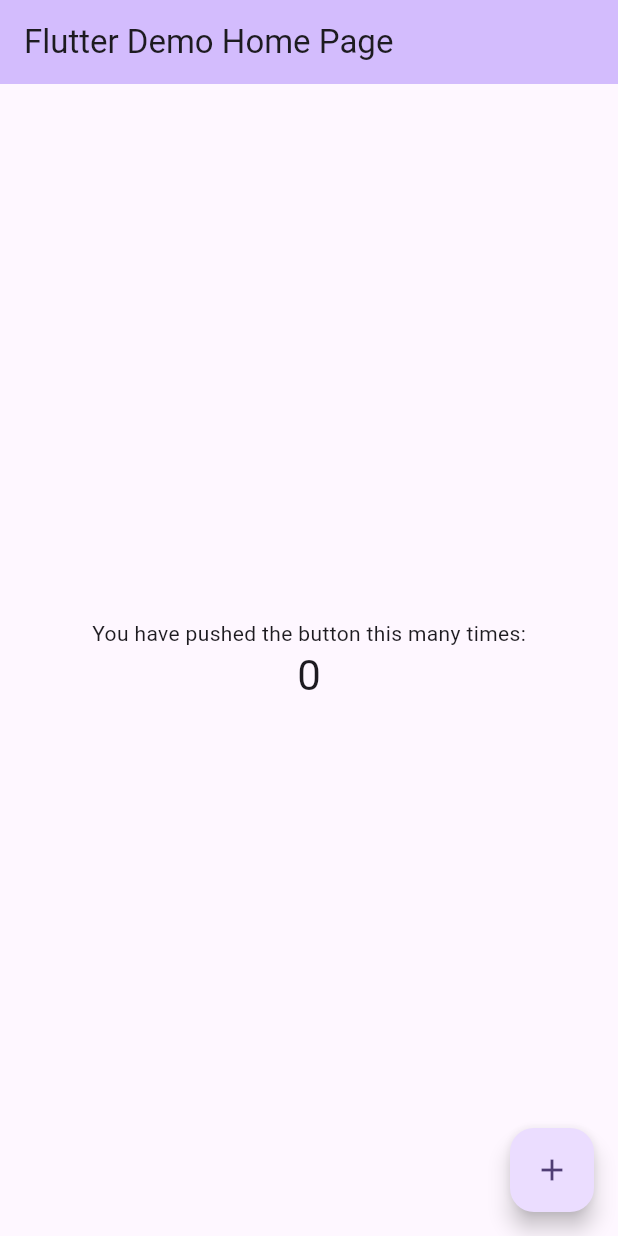
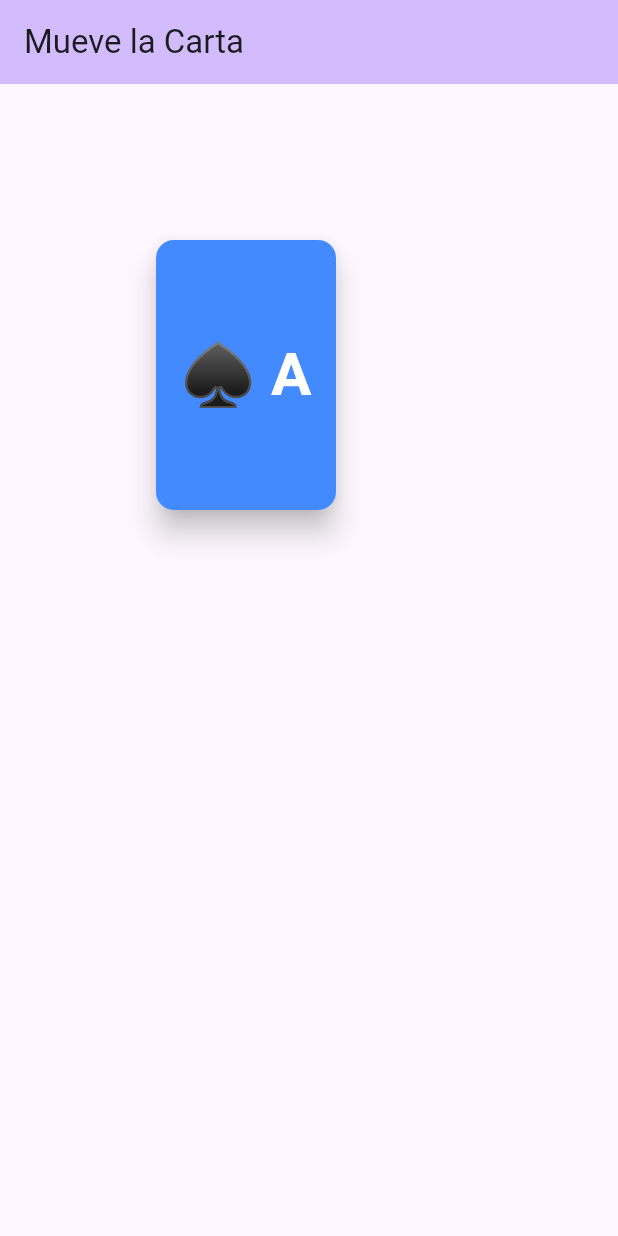
Before and after one commit to rocioxx/ProyectoFinalGrado, a Flutter app: the screen it shows after launch, on a phone screen of 412 x 824 dp. Run offline on Flutter 3.47's test engine with Material 3 defaults, Android fonts, the phone set to English and light mode, and no system bars.

Commit message:
prueba de carta

```diff
--- a/proyectofinalgrado/lib/main.dart
+++ b/proyectofinalgrado/lib/main.dart
@@ -7,115 +7,77 @@ void main() {
 class MyApp extends StatelessWidget {
   const MyApp({super.key});
 
-  // This widget is the root of your application.
   @override
   Widget build(BuildContext context) {
     return MaterialApp(
-      title: 'Flutter Demo',
+      title: 'Carta Móvil',
       theme: ThemeData(
-        // This is the theme of your application.
-        //
-        // TRY THIS: Try running your application with "flutter run". You'll see
-        // the application has a purple toolbar. Then, without quitting the app,
-        // try changing the seedColor in the colorScheme below to Colors.green
-        // and then invoke "hot reload" (save your changes or press the "hot
-        // reload" button in a Flutter-supported IDE, or press "r" if you used
-        // the command line to start the app).
-        //
-        // Notice that the counter didn't reset back to zero; the application
-        // state is not lost during the reload. To reset the state, use hot
-        // restart instead.
-        //
-        // This works for code too, not just values: Most code changes can be
-        // tested with just a hot reload.
-        colorScheme: .fromSeed(seedColor: Colors.deepPurple),
+        colorScheme: ColorScheme.fromSeed(seedColor: Colors.deepPurple),
       ),
-      home: const MyHomePage(title: 'Flutter Demo Home Page'),
+      home: const CardGameScreen(),
     );
   }
 }
 
-class MyHomePage extends StatefulWidget {
-  const MyHomePage({super.key, required this.title});
-
-  // This widget is the home page of your application. It is stateful, meaning
-  // that it has a State object (defined below) that contains fields that affect
-  // how it looks.
-
-  // This class is the configuration for the state. It holds the values (in this
-  // case the title) provided by the parent (in this case the App widget) and
-  // used by the build method of the State. Fields in a Widget subclass are
-  // always marked "final".
-
-  final String title;
+class CardGameScreen extends StatefulWidget {
+  const CardGameScreen({super.key});
 
   @override
-  State<MyHomePage> createState() => _MyHomePageState();
+  State<CardGameScreen> createState() => _CardGameScreenState();
 }
 
-class _MyHomePageState extends State<MyHomePage> {
-  int _counter = 0;
-
-  void _incrementCounter() {
-    setState(() {
-      // This call to setState tells the Flutter framework that something has
-      // changed in this State, which causes it to rerun the build method below
-      // so that the display can reflect the updated values. If we changed
-      // _counter without calling setState(), then the build method would not be
-      // called again, and so nothing would appear to happen.
-      _counter++;
-    });
-  }
+class _CardGameScreenState extends State<CardGameScreen> {
+  // Posición inicial de la carta
+  double xPosition = 100.0;
+  double yPosition = 100.0;
 
   @override
   Widget build(BuildContext context) {
-    // This method is rerun every time setState is called, for instance as done
-    // by the _incrementCounter method above.
-    //
-    // The Flutter framework has been optimized to make rerunning build methods
-    // fast, so that you can just rebuild anything that needs updating rather
-    // than having to individually change instances of widgets.
     return Scaffold(
       appBar: AppBar(
-        // TRY THIS: Try changing the color here to a specific color (to
-        // Colors.amber, perhaps?) and trigger a hot reload to see the AppBar
-        // change color while the other colors stay the same.
+        title: const Text('Mueve la Carta'),
         backgroundColor: Theme.of(context).colorScheme.inversePrimary,
-        // Here we take the value from the MyHomePage object that was created by
-        // the App.build method, and use it to set our appbar title.
-        title: Text(widget.title),
       ),
-      body: Center(
-        // Center is a layout widget. It takes a single child and positions it
-        // in the middle of the parent.
-        child: Column(
-          // Column is also a layout widget. It takes a list of children and
-          // arranges them vertically. By default, it sizes itself to fit its
-          // children horizontally, and tries to be as tall as its parent.
-          //
-          // Column has various properties to control how it sizes itself and
-          // how it positions its children. Here we use mainAxisAlignment to
-          // center the children vertically; the main axis here is the vertical
-          // axis because Columns are vertical (the cross axis would be
-          // horizontal).
-          //
-          // TRY THIS: Invoke "debug painting" (choose the "Toggle Debug Paint"
-          // action in the IDE, or press "p" in the console), to see the
-          // wireframe for each widget.
-          mainAxisAlignment: .center,
-          children: [
-            const Text('You have pushed the button this many times:'),
-            Text(
-              '$_counter',
-              style: Theme.of(context).textTheme.headlineMedium,
+      body: Stack(
+        children: [
+          Positioned(
+            left: xPosition,
+            top: yPosition,
+            child: GestureDetector(
+              onPanUpdate: (details) {
+                setState(() {
+                  // Actualizamos la posición sumando el desplazamiento (delta)
+                  xPosition += details.delta.dx;
+                  yPosition += details.delta.dy;
+                });
+              },
+              child: Card(
+                elevation: 8.0,
+                shape: RoundedRectangleBorder(
+                  borderRadius: BorderRadius.circular(12),
+                ),
+                child: Container(
+                  width: 120,
+                  height: 180,
+                  decoration: BoxDecoration(
+                    color: Colors.blueAccent,
+                    borderRadius: BorderRadius.circular(12),
+                  ),
+                  child: const Center(
+                    child: Text(
+                      '♠️ A',
+                      style: TextStyle(
+                        fontSize: 40,
+                        color: Colors.white,
+                        fontWeight: FontWeight.bold,
+                      ),
+                    ),
+                  ),
+                ),
+              ),
             ),
-          ],
-        ),
-      ),
-      floatingActionButton: FloatingActionButton(
-        onPressed: _incrementCounter,
-        tooltip: 'Increment',
-        child: const Icon(Icons.add),
+          ),
+        ],
       ),
     );
   }
```
